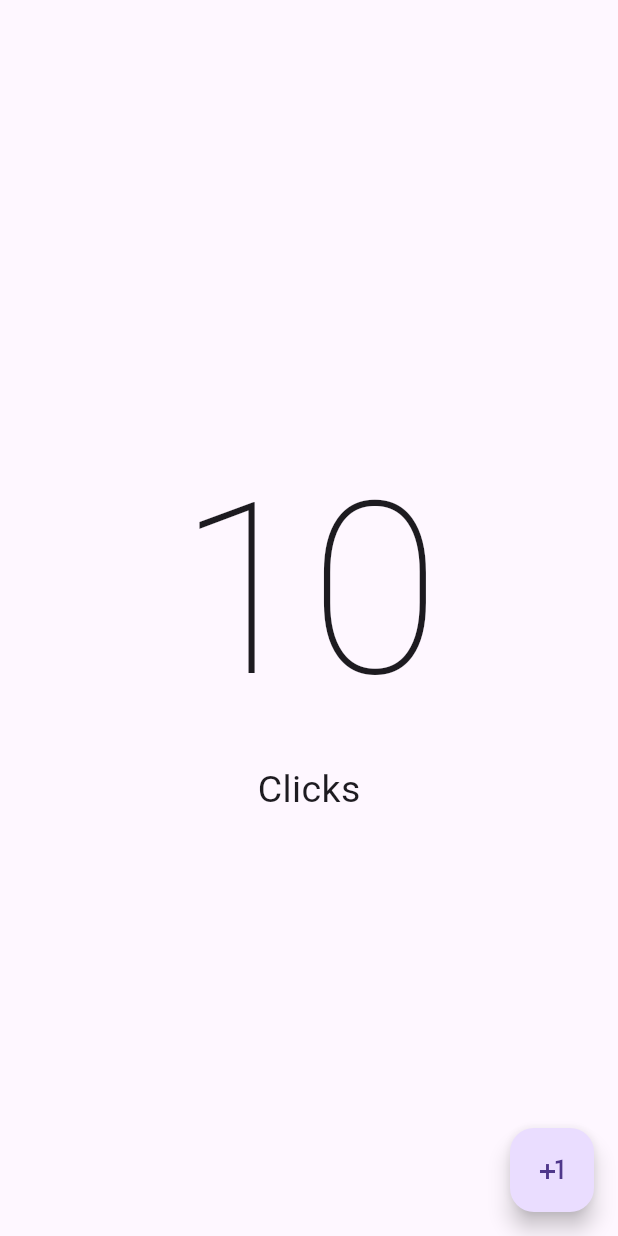
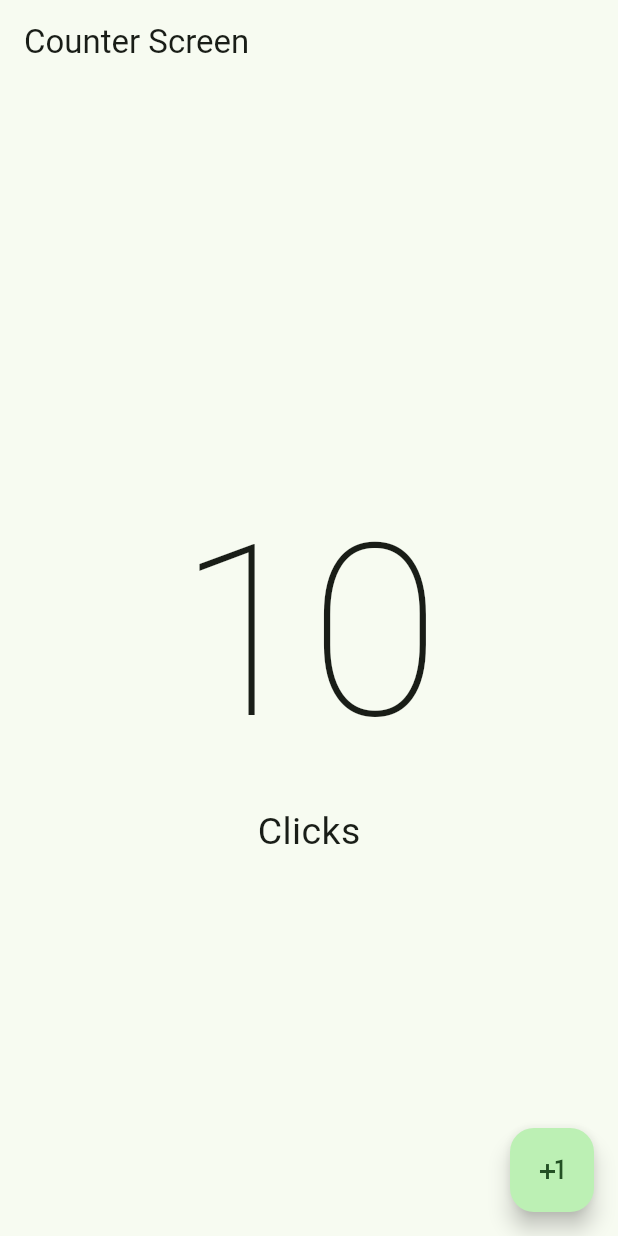
Before and after one commit to alexisSiT/Counter, a Flutter app: the screen it shows after launch, on a phone screen of 412 x 824 dp. Run offline on Flutter 3.47's test engine with Material 3 defaults, Android fonts, the phone set to English and light mode, and no system bars.

Commit message:
add appBar and change theme

```diff
--- a/lib/main.dart
+++ b/lib/main.dart
@@ -11,9 +11,13 @@ class MyApp extends StatelessWidget {
 
   @override
   Widget build(BuildContext context) {
-    return const MaterialApp(
+    return MaterialApp(
       debugShowCheckedModeBanner: false,
-      home: CounterScreen()
+      theme: ThemeData(
+        useMaterial3: true,
+        colorSchemeSeed: Colors.green
+      ),
+      home: const CounterScreen()
     );
   }
 }
--- a/lib/presentation/screens/counter/counter_screen.dart
+++ b/lib/presentation/screens/counter/counter_screen.dart
@@ -6,10 +6,16 @@ class CounterScreen extends StatelessWidget {
   @override
   Widget build(BuildContext context) {
     return Scaffold(
+      appBar: AppBar(
+        title: const Text('Counter Screen'),
+      ),
       body: const Center(
         child: Column(
           mainAxisAlignment: MainAxisAlignment.center,
-          children: [Text('10', style: TextStyle( fontSize: 160, fontWeight: FontWeight.w100 ),), Text('Clicks', style: TextStyle( fontSize: 25 ),)],
+          children: [
+            Text('10', style: TextStyle( fontSize: 160, fontWeight: FontWeight.w100 ),),
+            Text('Clicks', style: TextStyle( fontSize: 25 ),)
+          ],
         ),
       ),
       floatingActionButton: FloatingActionButton(
```
